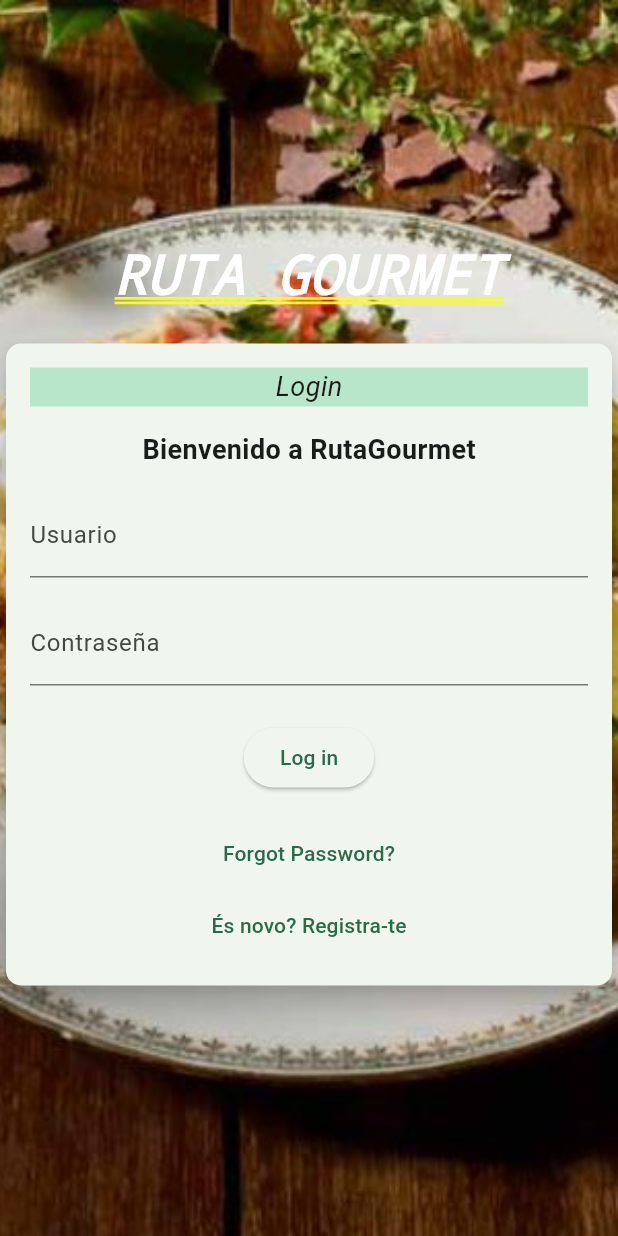
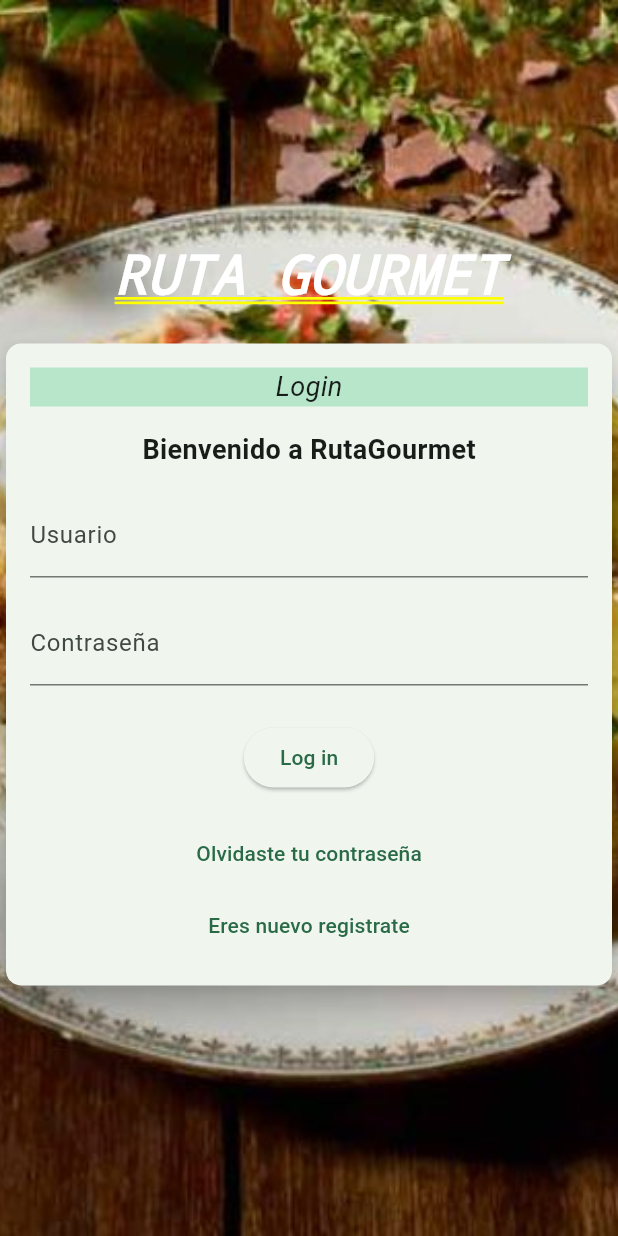
Before and after one commit to Chuch3x/proyecto_progra_movil, a Flutter app: the screen it shows after launch, after a tap on "Log In", on a phone screen of 412 x 824 dp. Run offline on Flutter 3.47's test engine with Material 3 defaults, Android fonts, the light colour scheme and no system bars; our stand-ins replace firebase_auth, firebase_core, flutter_bloc; accounts and stored records are empty; network calls fail.

Commit message:
cambiamos idioma

```diff
--- a/lib/login.dart
+++ b/lib/login.dart
@@ -102,7 +102,7 @@ class LoginScreen extends StatelessWidget {
                   const SizedBox(height: 16.0),
                   TextButton(
                     onPressed: () {},
-                    child: const Text('Forgot Password?'),
+                    child: const Text('Olvidaste tu contraseña'),
                   ),
                   TextButton(
                     onPressed: () {
@@ -112,7 +112,7 @@ class LoginScreen extends StatelessWidget {
                             builder: (context) => RegisterProvider()),
                       );
                     },
-                    child: const Text('És novo? Registra-te'),
+                    child: const Text('Eres nuevo registrate'),
                   ),
                 ],
               ),
```
